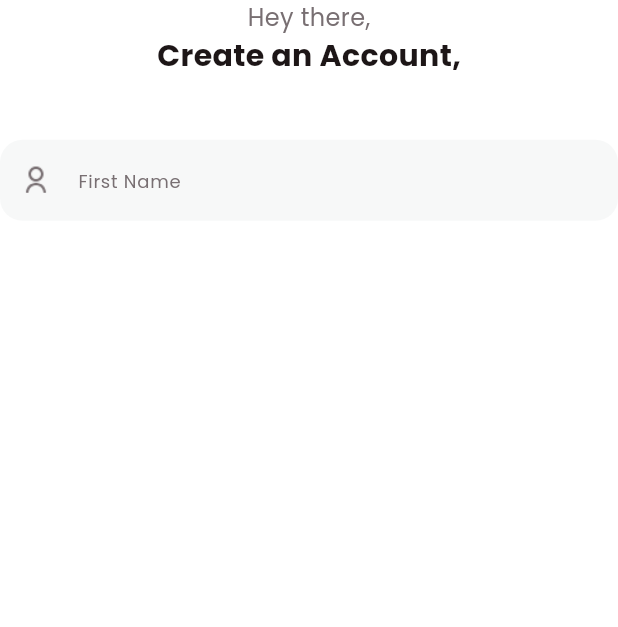
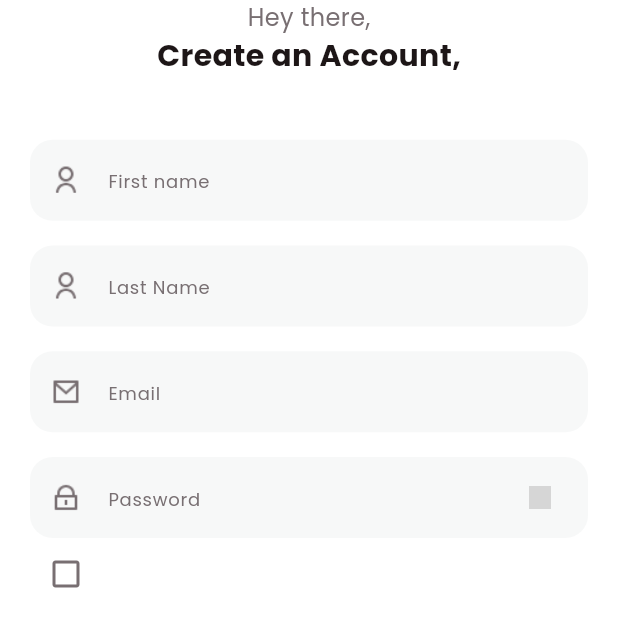
Before and after one commit to sdhaputhanthrie/Fitness-App, a Flutter app: the SignUpView screen opened directly, on a phone screen of 412 x 824 dp. Shown: the top 627 px of the screen. Run offline on Flutter 3.47's test engine with Material 3 defaults, Android fonts, the light colour scheme and no system bars; grey boxes are pictures that could not be loaded.

Commit message:
do some changes

```diff
--- /dev/null
+++ b/lib/common_widget/round_textfield.dart
@@ -0,0 +1,64 @@
+import 'package:fitness/common/colo_extension.dart';
+import 'package:flutter/material.dart';
+
+class RoundTextfield extends StatelessWidget {
+  final TextEditingController? controller;
+  final TextInputType? keyboardType;
+  final String hitText;
+  final String icon;
+  final Widget? rightIcon ;
+  final bool obscureText ;
+  final EdgeInsets? margin;
+  const RoundTextfield({
+    super.key,
+    required this.hitText,
+    required this.icon,
+    this.controller,
+    this.margin,
+    this.keyboardType,
+    this.obscureText =  false,
+    this.rightIcon
+  });
+
+  @override
+  Widget build(BuildContext context) {
+    return Container(
+      margin: margin,
+      decoration: BoxDecoration(
+        color: TColor.lightGray,
+        borderRadius: BorderRadius.circular(15),
+      ),
+      child: TextField(
+        controller: controller,
+        keyboardType: TextInputType.none,
+        obscureText: obscureText,
+
+        decoration: InputDecoration(
+          contentPadding: const EdgeInsets.symmetric(
+            horizontal: 15,
+            vertical: 15,
+          ),
+          enabledBorder: InputBorder.none,
+          focusedBorder: InputBorder.none,
+          hintText: hitText,
+          suffixIcon: rightIcon ,
+
+
+          prefixIcon: Container(
+            alignment: Alignment.center,
+            width: 15,
+            height: 15,
+            child: Image.asset(
+              icon,
+              width: 20,
+              height: 20,
+              fit: BoxFit.contain,
+              color: TColor.gray,
+            ),
+          ),
+          hintStyle: TextStyle(color: TColor.gray, fontSize: 12),
+        ),
+      ),
+    );
+  }
+}
--- a/lib/view/login/signup_view.dart
+++ b/lib/view/login/signup_view.dart
@@ -1,5 +1,6 @@
 
 import 'package:fitness/common/colo_extension.dart';
+import 'package:fitness/common_widget/round_textfield.dart';
 import 'package:flutter/material.dart';
 
 class SignUpView extends StatefulWidget {
@@ -10,49 +11,59 @@ class SignUpView extends StatefulWidget {
 }
 
 class  _SignUpViewState extends State <SignUpView> {
+
+  bool isChecked = false;
   @override
   Widget build(BuildContext context) {
-    var meidia = MediaQuery.of(context).size;
+    var media = MediaQuery.of(context).size;
     return Scaffold(
       backgroundColor: TColor.white,
       body: SingleChildScrollView(
         child:SafeArea(
+          child: Padding(
+            padding: const EdgeInsets.symmetric(horizontal:20 ),
             child: Column(
               crossAxisAlignment: CrossAxisAlignment.center,
               children: [
                 Text("Hey there," ,style: TextStyle(color:TColor.gray,fontSize: 16),),
                 Text("Create an Account," ,style: TextStyle(color:TColor.black,fontSize: 20,fontWeight: FontWeight.w700),),
 
-              SizedBox(height: meidia.height * 0.05,),
+                SizedBox(height: media.height * 0.05,),
+                const RoundTextfield(hitText: "First name", icon:"assets/img/user.png", ),
 
-              Container(
-                decoration: BoxDecoration(color: TColor.lightGray,
-                  borderRadius: BorderRadius.circular(15)),
-                  child: TextField(
-                    decoration: InputDecoration(
-                      contentPadding: const EdgeInsets.symmetric(horizontal: 15, vertical: 15),
-                      enabledBorder: InputBorder.none,
-                      focusedBorder: InputBorder.none,
-                      hintText: "First Name",
-                      prefixIcon: Container(
+                SizedBox(height: media.height * 0.02,),
+                const RoundTextfield(hitText: "Last Name", icon:"assets/img/user.png", ),
+
+                SizedBox(height: media.height * 0.02,),
+                const RoundTextfield(hitText: "Email", icon:"assets/img/mail.png", keyboardType: TextInputType.emailAddress, ),
+
+                 SizedBox(height: media.height * 0.02,),
+                 RoundTextfield(hitText: "Password", icon:"assets/img/lock.png",obscureText: true, rightIcon: TextButton(onPressed:(){}, child: Container(
             alignment: Alignment.center,
-                        width: 15, height: 15,
-                        child: Image.asset("assets/img/user.png", width: 20, color: TColor.gray, height: 20, fit: BoxFit.contain)),
-                      hintStyle: TextStyle(
+            width: 15,
+            height: 15,
+            child: Image.asset(
+              " assets/img/show_password.png",
+              width: 20,
+              height: 20,
+              fit: BoxFit.contain,
               color: TColor.gray,
-                        fontSize: 12,
             ),
-                    ),
-                  )
-                ),
+          ),), ),
 
 
+          Row(children: [IconButton(onPressed:(){},
+          icon: Icon(
+          isChecked ? Icons.check_box_outlined : Icons.check_box_outline_blank_outlined,
+
+          color:TColor.gray ,))],)
 
 
 
               ],
             ),
           ),
+        ),
       )
     );
   }
```
Also changed, not shown: assets/img/show_password.png (added). Lines whose indentation alone changed are shown as unchanged.
